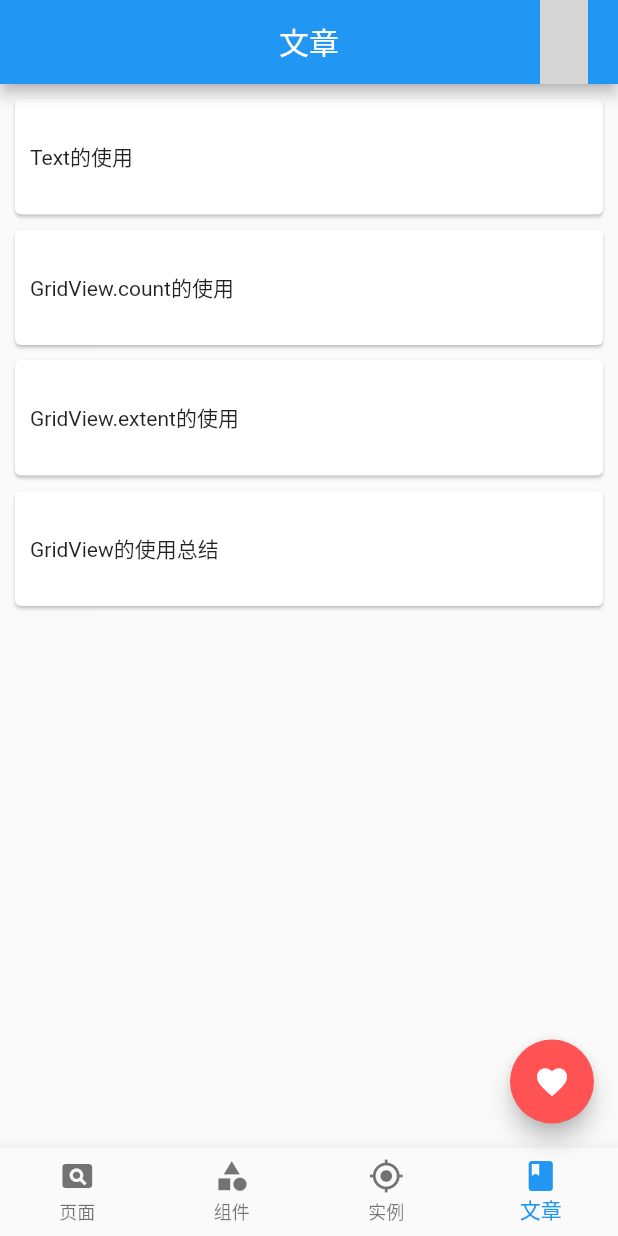
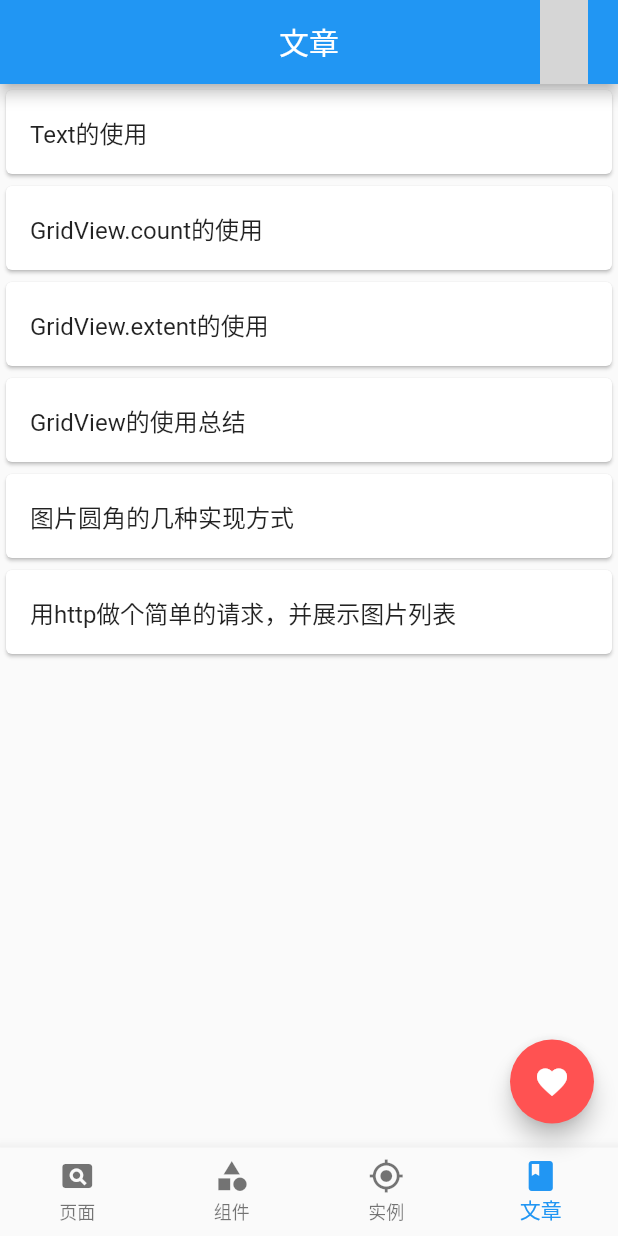
Before and after one commit to jiangkang/flutter-system, a Flutter app: the screen it shows after launch, item 4 of the bottom bar chosen, on a phone screen of 412 x 824 dp. Run offline on Flutter 3.47's test engine with Material 2 defaults, Android fonts, the phone set to English and light mode, and no system bars; our stand-ins replace cached_network_image, camera, flutter_markdown, shared_preferences, sqflite, video_player and 1 more; accounts and stored records are empty; network calls fail; grey boxes are pictures that could not be loaded.

Commit message:
优化文章入口数据获取

```diff
--- a/assets/json/articles.json
+++ b/assets/json/articles.json
@@ -14,5 +14,13 @@
   {
     "title": "GridView的使用总结",
     "url": "https://www.jiangkang.tech/archives/%E3%80%90Flutter%E3%80%91GridView%E4%BD%BF%E7%94%A8%E6%80%BB%E7%BB%93"
+  },
+  {
+    "title": "图片圆角的几种实现方式",
+    "url": "https://www.jiangkang.tech/archives/Flutter-%E5%AE%9E%E7%8E%B0%E5%9B%BE%E7%89%87%E5%9C%86%E8%A7%92%E7%9A%84%E5%87%A0%E7%A7%8D%E6%96%B9%E5%BC%8F"
+  },
+  {
+    "title": "用http做个简单的请求，并展示图片列表",
+    "url": "https://www.jiangkang.tech/archives/Flutter-%E4%BD%BF%E7%94%A8http%E8%AF%B7%E6%B1%82%E6%95%B0%E6%8D%AE%E5%B9%B6%E5%B1%95%E7%A4%BA"
   }
 ]
--- a/lib/demos/demo_assets.dart
+++ b/lib/demos/demo_assets.dart
@@ -1,9 +1,7 @@
-import 'dart:convert';
-
-import 'package:flutter/foundation.dart';
 import 'package:flutter/material.dart';
 import 'package:flutter_system/component/listview_item.dart';
 import 'package:flutter_system/model/model_entry.dart';
+import 'package:flutter_system/storage/storage_assets.dart';
 import 'package:flutter_system/utils/nav_utils.dart';
 
 /// Assets Demo
@@ -37,7 +35,8 @@ class _AssetsDemoState extends State<AssetsDemo> {
                           borderRadius: 4,
                           title: Text("${_articles[index].title}"),
                           onTap: () {
-                            NavUtils.openWebView(context, _articles[index].url);
+                            NavUtils.openWebView(context, _articles[index].url,
+                                title: _articles[index].title);
                           },
                         );
                       });
@@ -48,25 +47,3 @@ class _AssetsDemoState extends State<AssetsDemo> {
     );
   }
 }
-
-class AssetStorage {
-  /// 从assets中获取字符串
-  static Future<String> getStringFromAsset(
-      BuildContext context, String path) async {
-    return DefaultAssetBundle.of(context).loadString(path);
-  }
-
-  /// 从assets中读取Article列表数据
-  static Future<List<Article>> getArticleList(BuildContext context) async {
-    Future<List<Article>> Function(String value) _articleListParser =
-        (jsonData) {
-      final List<dynamic> list = json.decode(jsonData);
-      final mapList = list.cast<Map<String, dynamic>>();
-      return SynchronousFuture(mapList
-          .map((Map<String, dynamic> map) => Article.fromJson(map))
-          .toList());
-    };
-    return DefaultAssetBundle.of(context).loadStructuredData<List<Article>>(
-        "assets/json/articles.json", _articleListParser);
-  }
-}
--- a/lib/entries.dart
+++ b/lib/entries.dart
@@ -31,14 +31,3 @@ final List<EntryItem> demoEntries = [
   EntryItem("Camera", "/demo/camera", icon: Icons.camera),
   EntryItem("Assets", "/demo/assets", icon: Icons.web_asset),
 ];
-
-final List<Article> articleEntries = [
-  Article("Text的使用",
-      "https://www.jiangkang.tech/archives/%E3%80%90Flutter%E3%80%91Text%E7%9A%84%E4%BD%BF%E7%94%A8"),
-  Article("GridView.count的使用",
-      "https://www.jiangkang.tech/archives/%E3%80%90Flutter%E3%80%91GridView%E4%B9%8BGridView%20count%E7%9A%84%E4%BD%BF%E7%94%A8"),
-  Article("GridView.extent的使用",
-      "https://www.jiangkang.tech/archives/%E3%80%90Flutter%E3%80%91GridView%E4%B9%8BGridView%20extent%E7%9A%84%E4%BD%BF%E7%94%A8"),
-  Article("GridView的使用总结",
-      "https://www.jiangkang.tech/archives/%E3%80%90Flutter%E3%80%91GridView%E4%BD%BF%E7%94%A8%E6%80%BB%E7%BB%93"),
-];
--- a/lib/page/page_entry.dart
+++ b/lib/page/page_entry.dart
@@ -1,5 +1,8 @@
 import 'package:flutter/material.dart';
+import 'package:flutter_system/component/listview_item.dart';
 import 'package:flutter_system/entries.dart';
+import 'package:flutter_system/model/model_entry.dart';
+import 'package:flutter_system/storage/storage_assets.dart';
 import 'package:flutter_system/utils/nav_utils.dart';
 
 /// Page 入口
@@ -95,29 +98,29 @@ class DemoEntry extends StatelessWidget {
 
 /// Article 入口
 class ArticleEntry extends StatelessWidget {
-  final List<String> articles = [];
-
   @override
   Widget build(BuildContext context) {
     return SafeArea(
-      child: ListView.builder(
-          itemCount: articleEntries.length,
-          itemBuilder: (BuildContext context, int index) {
-            return Card(
-              margin: EdgeInsets.only(top: 10, bottom: 0, left: 10, right: 10),
-              child: InkWell(
-                onTap: () {
-                  NavUtils.openWebView(context, articleEntries[index].url,
-                      title: articleEntries[index].title);
-                },
-                child: Padding(
-                  padding:
-                      const EdgeInsets.only(top: 28.0, bottom: 28.0, left: 10),
-                  child: Text(articleEntries[index].title),
-                ),
-              ),
-            );
-          }),
-    );
+        child: FutureBuilder<List<Article>>(
+            future: AssetStorage.getArticleList(context),
+            builder: (context, snapshot) {
+              if (snapshot.connectionState == ConnectionState.done) {
+                final _articles = snapshot.data;
+                return ListView.builder(
+                    itemCount: _articles.length,
+                    itemBuilder: (context, index) {
+                      return ListTileCard(
+                        borderRadius: 4,
+                        title: Text("${_articles[index].title}"),
+                        onTap: () {
+                          NavUtils.openWebView(context, _articles[index].url,
+                              title: _articles[index].title);
+                        },
+                      );
+                    });
+              } else {
+                return CircularProgressIndicator();
+              }
+            }));
   }
 }
--- /dev/null
+++ b/lib/storage/storage_assets.dart
@@ -0,0 +1,27 @@
+import 'dart:convert';
+
+import 'package:flutter/foundation.dart';
+import 'package:flutter/material.dart';
+import 'package:flutter_system/model/model_entry.dart';
+
+class AssetStorage {
+  /// 从assets中获取字符串
+  static Future<String> getStringFromAsset(
+      BuildContext context, String path) async {
+    return DefaultAssetBundle.of(context).loadString(path);
+  }
+
+  /// 从assets中读取Article列表数据
+  static Future<List<Article>> getArticleList(BuildContext context) async {
+    Future<List<Article>> Function(String value) _articleListParser =
+        (jsonData) {
+      final List<dynamic> list = json.decode(jsonData);
+      final mapList = list.cast<Map<String, dynamic>>();
+      return SynchronousFuture(mapList
+          .map((Map<String, dynamic> map) => Article.fromJson(map))
+          .toList());
+    };
+    return DefaultAssetBundle.of(context).loadStructuredData<List<Article>>(
+        "assets/json/articles.json", _articleListParser);
+  }
+}
```
